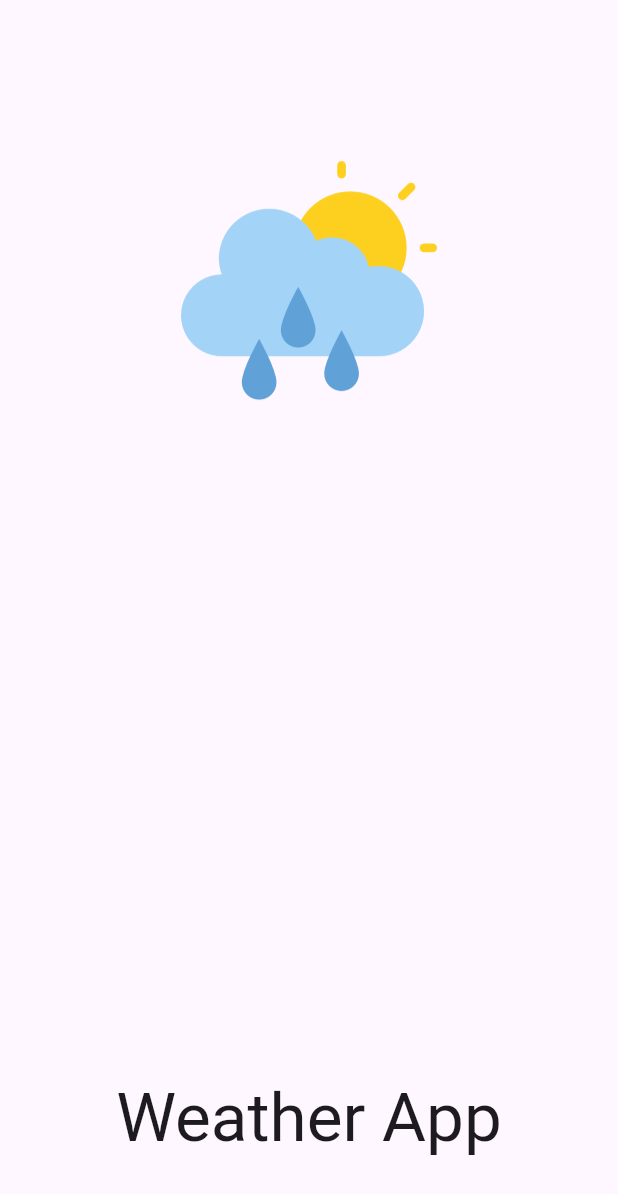
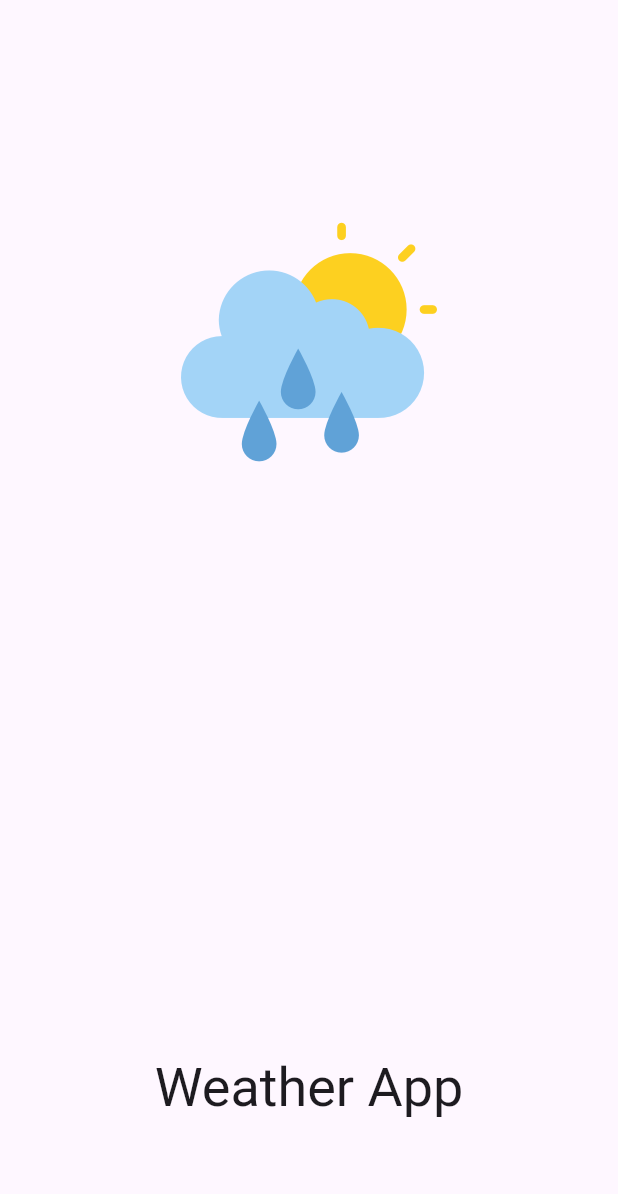
Before and after one commit to rn-byte/weather-app, a Flutter app: the screen it shows after launch, on a phone screen of 412 x 824 dp. Shown: the top 1194 px of the screen. Run offline on Flutter 3.47's test engine with Material 3 defaults, Android fonts, the phone set to English and light mode, and no system bars; our stand-ins replace bloc, equatable, flutter_bloc, flutter_typeahead, geolocator, weather.

Commit message:
key_removed

```diff
--- a/lib/data/my_data.dart
+++ b/lib/data/my_data.dart
@@ -1,4 +1,4 @@
 // ignore: non_constant_identifier_names
-String API_KEY = '3c92550c4bc9a1129edba66a3a182f01';
+String API_KEY = 'API_KEY';
 // ignore: non_constant_identifier_names
-String API_KEY_7 = '0839ed99305f4131ae491049242507';
+String API_KEY_7 = 'API_KEY';
--- a/lib/screens/splash/splash_screen.dart
+++ b/lib/screens/splash/splash_screen.dart
@@ -11,13 +11,6 @@ class _SplashScreenState extends State<SplashScreen> {
   @override
   void initState() {
     super.initState();
-    //   Timer(
-    //       const Duration(seconds: 3),
-    //       () => Navigator.pushReplacement(
-    //           context,
-    //           MaterialPageRoute(
-    //             builder: (context) => const HomeScreen(),
-    //           )));
   }
 
   @override
@@ -29,18 +22,18 @@ class _SplashScreenState extends State<SplashScreen> {
           crossAxisAlignment: CrossAxisAlignment.center,
           children: [
             SizedBox(
-              height: MediaQuery.of(context).size.height * 0.08,
+              height: MediaQuery.of(context).size.height * 0.1,
             ),
             Image.asset(
               'assets/icons/cloudy.png',
               scale: 3,
             ),
             SizedBox(
-              height: MediaQuery.of(context).size.height * 0.5,
+              height: MediaQuery.of(context).size.height * 0.4,
             ),
             Text(
               'Weather App',
-              style: Theme.of(context).textTheme.displayMedium,
+              style: Theme.of(context).textTheme.displaySmall,
             ),
             SizedBox(
               height: MediaQuery.of(context).size.height * 0.02,
```
Also changed, not shown: lib/screens/home/home_screen.dart (+1 -15 lines).
